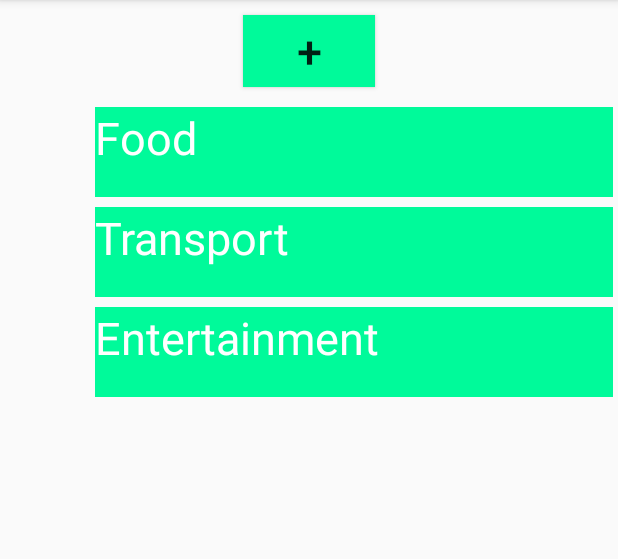
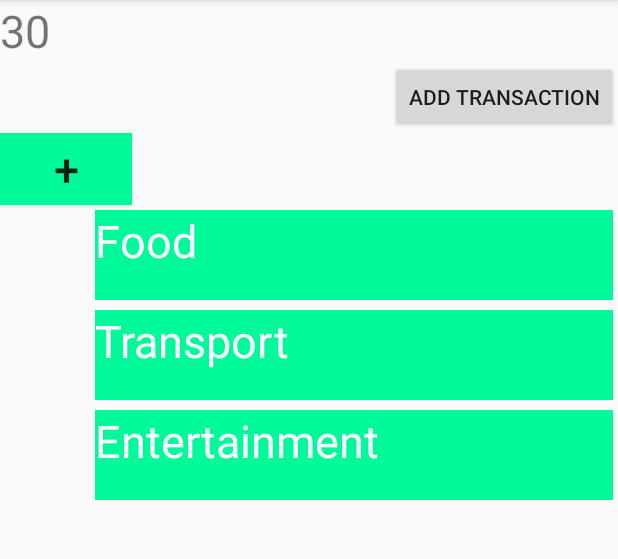
Before and after one commit to Ligh7bringer/StudentFinancing, an Android app: the screen it shows after launch (MainActivity), on a phone screen of 412 x 824 dp, the part 84-643 px from its top. Run offline under Robolectric (Android 15) with nearby library versions, the phone set to English and light mode, and no system bars.

Commit message:
added transactions

```diff
--- a/app/src/main/java/com/example/velmurugan/draganddroplistviewandroid/MainActivity.java
+++ b/app/src/main/java/com/example/velmurugan/draganddroplistviewandroid/MainActivity.java
@@ -26,6 +26,9 @@ public class MainActivity extends AppCompatActivity {
     ArrayList items = new ArrayList();
     private ListAdapter adapter=null;
     private ArrayList<String> array=new ArrayList<String>(Arrays.asList(head_list));
+    Button btnADDTRANS;
+    TextView textDISPLAYBAL;
+    public static int balance = 30;
 
     Button btnAdd;
     private String input_text;
@@ -34,6 +37,42 @@ public class MainActivity extends AppCompatActivity {
     protected void onCreate(Bundle savedInstanceState) {
         super.onCreate(savedInstanceState);
         setContentView(R.layout.activity_main);
+
+        btnADDTRANS = findViewById(R.id.btnADDTRANS);
+
+
+        textDISPLAYBAL = findViewById(R.id.textBAL);
+        textDISPLAYBAL.setText(String.valueOf(balance));
+
+        btnADDTRANS.setOnClickListener(new View.OnClickListener(){
+
+            @Override
+            public void onClick(View v) {
+                //custom dialog
+                AlertDialog.Builder builder = new AlertDialog.Builder(MainActivity.this);
+                builder.setTitle("add transaction: ");
+                //set the custom dialog components
+                final EditText editText = new EditText(MainActivity.this);
+                editText.setInputType(InputType.TYPE_CLASS_NUMBER);
+                builder.setView(editText);
+
+                builder.setPositiveButton("OK", new DialogInterface.OnClickListener() {
+                    @Override
+                    public void onClick(DialogInterface dialog, int which) {
+                        balance -= Integer.valueOf(editText.getText().toString());
+                        textDISPLAYBAL.setText(String.valueOf(balance));
+                    }
+                });
+
+                builder.setNegativeButton("Cancel", new DialogInterface.OnClickListener() {
+                    @Override
+                    public void onClick(DialogInterface dialog, int which) {
+                        dialog.cancel();
+                    }
+                });
+                builder.show();
+            }
+        });
         TouchListView tlv=(TouchListView) findViewById(R.id.touch_listview);
         adapter=new ListAdapter();
         tlv.setAdapter(adapter);
--- a/app/src/main/res/layout/activity_main.xml
+++ b/app/src/main/res/layout/activity_main.xml
@@ -4,17 +4,32 @@
     android:layout_height="match_parent"
     android:orientation="vertical"
     xmlns:android="http://schemas.android.com/apk/res/android">
+    <TextView
+        android:id="@+id/textBAL"
+        android:layout_width="wrap_content"
+        android:layout_height="wrap_content"
+        android:textSize="30sp"
+        android:layout_gravity="left"
+        android:visibility="visible" />
+
+    <Button
+        android:id="@+id/btnADDTRANS"
+        android:layout_width="wrap_content"
+        android:layout_toRightOf = "@+id/textBAL"
+        android:layout_height="wrap_content"
+        android:layout_gravity="right"
+        android:text="@string/add_transaction"
+        android:layout_toEndOf="@+id/textBAL" />
 
     <Button
         android:layout_width="wrap_content"
         android:layout_height="wrap_content"
         android:text="+"
-        android:layout_gravity="center_horizontal"
+        android:layout_gravity="bottom"
         android:textSize="30sp"
         android:background="@color/green"
-        android:layout_marginTop="10dp"
-        android:layout_marginBottom="10dp"
         android:id="@+id/btnPlus"/>
+
 
     <com.example.velmurugan.draganddroplistviewandroid.TouchListView
         android:id="@+id/touch_listview"
--- a/app/src/main/res/values/strings.xml
+++ b/app/src/main/res/values/strings.xml
@@ -1,5 +1,6 @@
 <resources>
     <string name="app_name">Student Financing</string>
+    <string name="add_transaction">add transaction</string>
 
 
 </resources>
```
